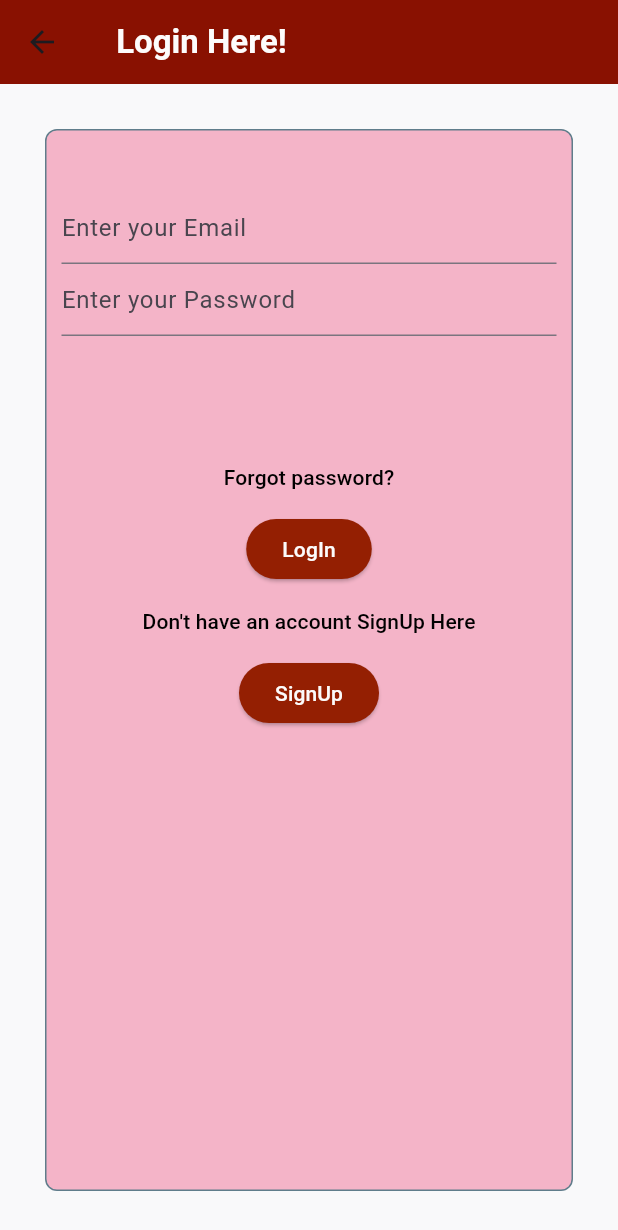
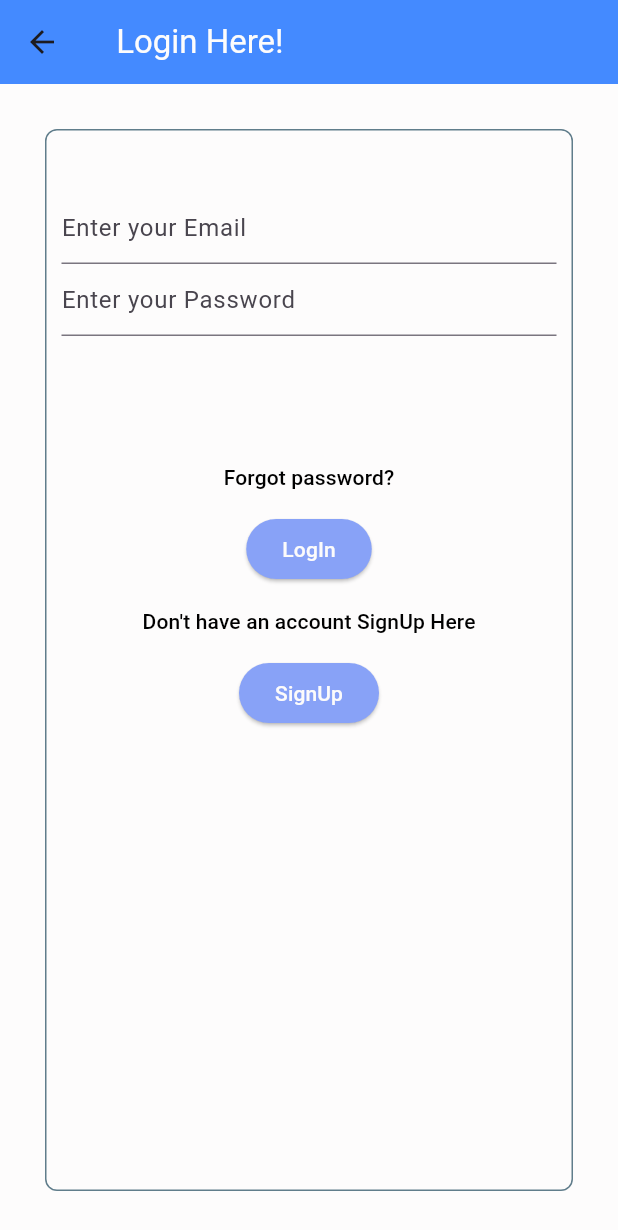
Before and after one commit to debbyra/assignments_sem2, a Flutter app: the LogIn screen opened by its route, on a phone screen of 412 x 824 dp. Shown: the top 1230 px of the screen. Run offline on Flutter 3.47's test engine with Material 2 defaults, Android fonts, the phone set to English and light mode, and no system bars.

Commit message:
changing the styles and look

```diff
--- a/e_commerce_application/lib/login.dart
+++ b/e_commerce_application/lib/login.dart
@@ -10,18 +10,19 @@ class LogIn extends StatelessWidget {
           title: const Text(
             " Login Here!",
             style: TextStyle(
-                  fontWeight: FontWeight.bold,
+                fontWeight: FontWeight.normal,
                 color: Color.fromARGB(255, 253, 252, 252)),
           ),
-            backgroundColor: const Color.fromARGB(255, 137, 17, 1)),
-        backgroundColor: const Color.fromARGB(255, 249, 249, 250),
+          backgroundColor: Colors.blueAccent,
+        ),
+        backgroundColor: const Color.fromARGB(255, 253, 252, 252),
         body: Center(
             child: Padding(
                 padding: const EdgeInsets.all(30.0),
                 child: Container(
                   padding: const EdgeInsets.all(10.0),
                   decoration: BoxDecoration(
-                color: const Color.fromARGB(136, 240, 120, 156),
+                    color: const Color.fromARGB(255, 253, 252, 252),
                     border: Border.all(
                       color: Colors.blueGrey, // Border color
                       width: 1.0, // Border width
@@ -70,8 +71,8 @@ class LogIn extends StatelessWidget {
                                   color: Color.fromARGB(255, 252, 251, 251))),
                           style: ButtonStyle(
                             backgroundColor: MaterialStateProperty.all(const Color
-                                .fromARGB(255, 148, 31,
-                                2)), // Change the color to your desired background color
+                                .fromARGB(255, 136, 162,
+                                247)), // Change the color to your desired background color
                           )),
                       TextButton(
                           onPressed: () {
@@ -101,8 +102,8 @@ class LogIn extends StatelessWidget {
                                     const Color.fromARGB(255, 252, 251, 251))),
                         style: ButtonStyle(
                           backgroundColor: MaterialStateProperty.all(const Color
-                              .fromARGB(255, 148, 31,
-                              2)), // Change the color to your desired background color
+                              .fromARGB(255, 136, 162,
+                              247)), // Change the color to your desired background color
                         ),
                       )
                     ],
```
Also changed, not shown: e_commerce_application/lib/home_page.dart (+46 -39 lines), e_commerce_application/lib/on_boarding_screen.dart (+7 -3 lines), e_commerce_application/lib/on_boarding_screen_two.dart (+15 -13 lines), e_commerce_application/lib/signup.dart (+10 -17 lines), e_commerce_application/assets/images/category1.jpg (deleted), e_commerce_application/assets/images/category2.jpg (deleted), 6 other files. Lines whose indentation alone changed are shown as unchanged.
